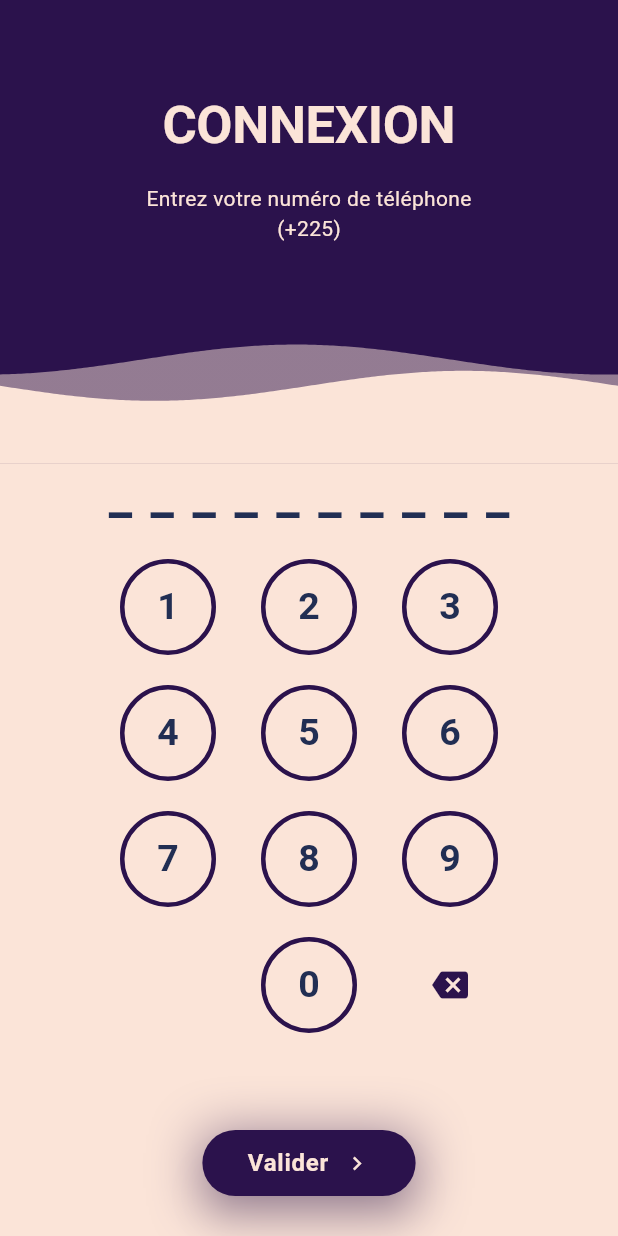
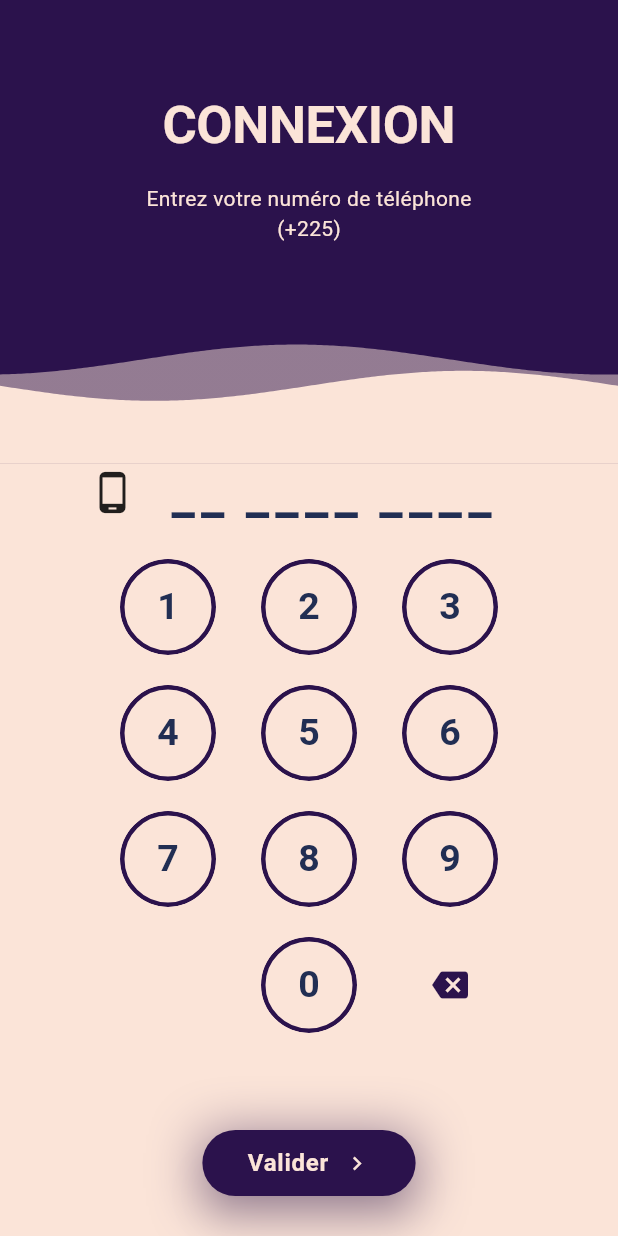
Before and after one commit to aristidemanyesse/relaisivoire, a Flutter app: the screen it shows after launch, item 4 of the bottom bar chosen, after a tap on "Commencer", on a phone screen of 412 x 824 dp. Run offline on Flutter 3.47's test engine with Material 3 defaults, Android fonts, the phone set to English and light mode, and no system bars; drawn by our look-alikes of flutter_animate, wave; our stand-ins replace flutter_svg, get; Roboto replaces fonts that are missing (comat).

Commit message:
ajustement login page, ripple effect

```diff
--- a/lib/components/elements/keyboard_button.dart
+++ b/lib/components/elements/keyboard_button.dart
@@ -15,12 +15,17 @@ class KeyboardButton extends StatelessWidget {
 
   @override
   Widget build(BuildContext context) {
-    return InkWell(
+    return ClipRRect(
+      borderRadius: BorderRadius.circular(100),
+      child: Material(
+        color: Colors.transparent,
+        child: InkWell(
           onTap: () {
             controller.add(text);
           },
           child: Container(
             decoration: BoxDecoration(
+                color: Colors.transparent,
                 borderRadius: BorderRadius.circular(100),
                 border: Border.all(
                   color: MyColors.bleu,
@@ -33,6 +38,8 @@ class KeyboardButton extends StatelessWidget {
               ),
             ),
           ),
+        ),
+      ),
     );
   }
 }
--- a/lib/pages/Login_number.dart
+++ b/lib/pages/Login_number.dart
@@ -93,28 +93,57 @@ class _LoginNumberState extends State<LoginNumber> {
                 children: [
                   Row(
                     children: [
+                      const Icon(
+                        Icons.phone_android,
+                        size: 30,
+                      ),
+                      const SizedBox(width: Tools.PADDING),
                       Expanded(
                         child: Obx(() {
+                          List tab = [2, 6];
                           return Row(
                             mainAxisAlignment: MainAxisAlignment.spaceEvenly,
                             children: List.generate(10, (index) {
                               if (index <=
                                   _keyBoradController.value.string.length - 1) {
+                                if (tab.contains(index)) {
+                                  return Container(
+                                      padding: EdgeInsets.only(
+                                          left: Tools.PADDING / 2),
+                                      child: Text(
+                                          "${_keyBoradController.value.toString()[index]}",
+                                          style: Theme.of(context)
+                                              .textTheme
+                                              .displayLarge));
+                                } else {
                                   return Text(
                                       "${_keyBoradController.value.toString()[index]}",
                                       style: Theme.of(context)
                                           .textTheme
                                           .displayLarge);
+                                }
+                              } else {
+                                if (tab.contains(index)) {
+                                  return Container(
+                                    padding: EdgeInsets.only(
+                                        left: Tools.PADDING / 2),
+                                    child: Text("_",
+                                        style: Theme.of(context)
+                                            .textTheme
+                                            .displayLarge),
+                                  );
                                 } else {
                                   return Text("_",
                                       style: Theme.of(context)
                                           .textTheme
                                           .displayLarge);
                                 }
+                              }
                             }),
                           );
                         }),
                       ),
+                      const SizedBox(width: Tools.PADDING),
                     ],
                   ),
                   const Spacer(),
```
Lines whose indentation alone changed are shown as unchanged.
